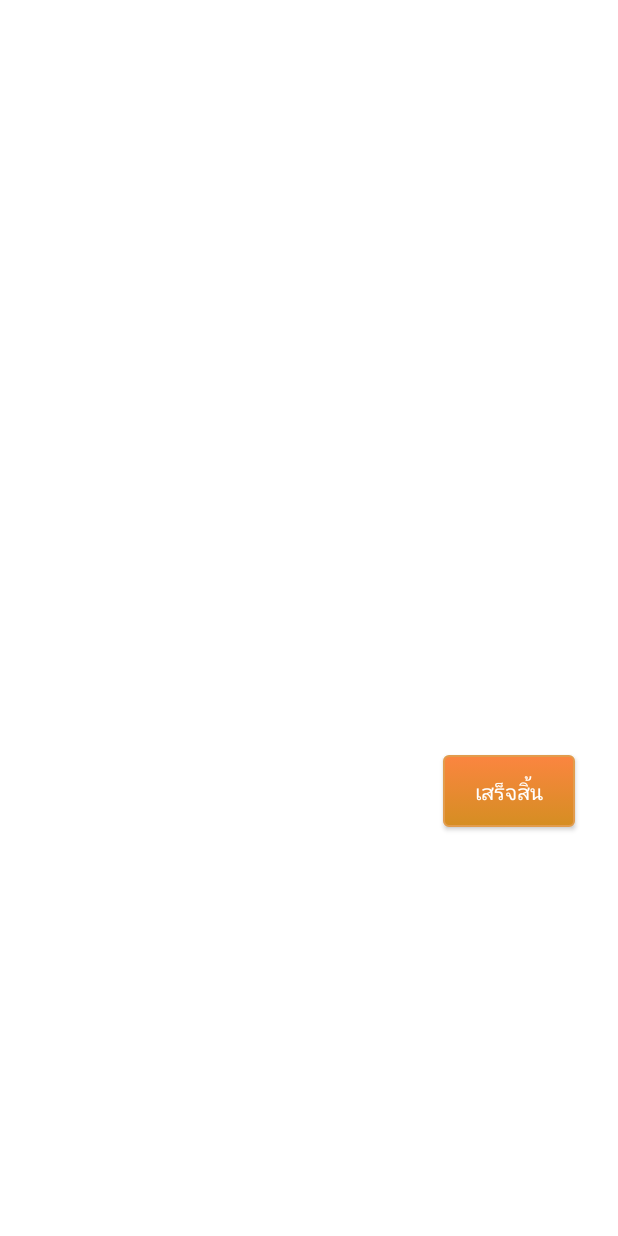
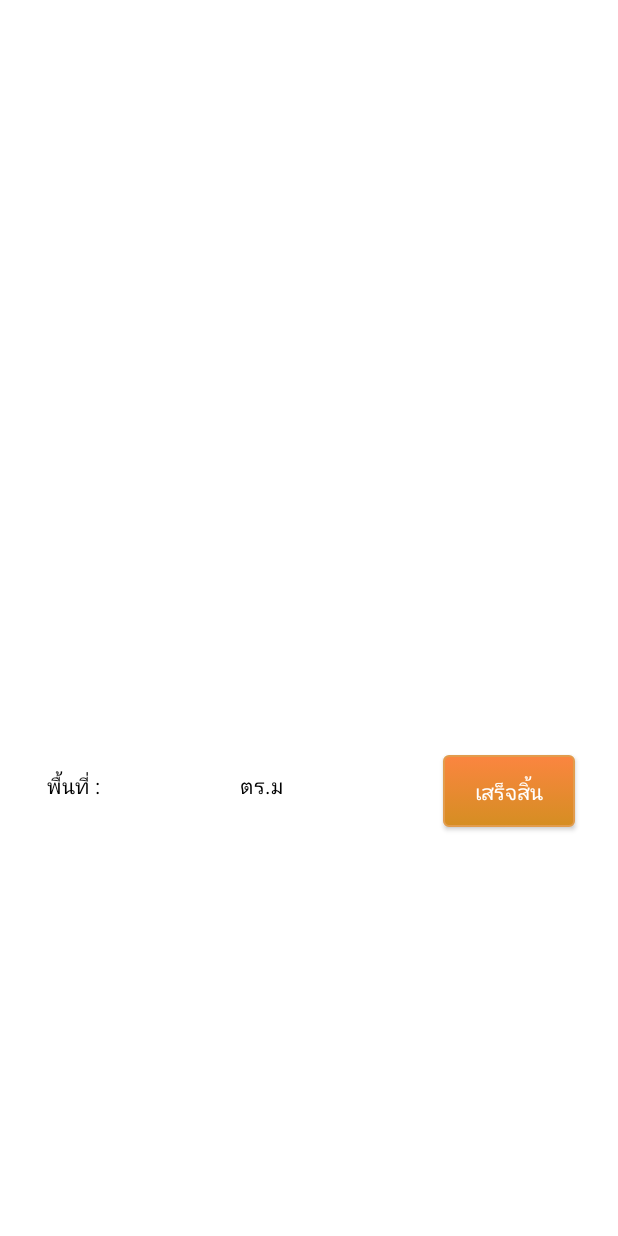
Before and after one commit to cwm003/InCube, an Android app: the MapsActivity screen opened directly, with no data from a screen before it, on a phone screen of 412 x 824 dp. Run offline under Robolectric (Android 15) with nearby library versions, the phone set to English and light mode, and no system bars; libraries missing offline, so code that uses them is left out: com.google.maps.android.

```diff
--- a/app/src/main/AndroidManifest.xml
+++ b/app/src/main/AndroidManifest.xml
@@ -39,7 +39,9 @@
             </intent-filter>
         </activity>
         <activity android:name=".MapsActivity" />
-        <activity android:name=".Programinput"></activity>
+        <activity android:name=".Programinput" />
+        <activity android:name=".Select_app" />
+        <activity android:name=".news_app"></activity>
     </application>
 
 </manifest>
--- a/app/src/main/java/com/cwm/incube/MapsActivity.java
+++ b/app/src/main/java/com/cwm/incube/MapsActivity.java
@@ -15,6 +15,7 @@ import android.support.v4.content.ContextCompat;
 import android.util.Log;
 import android.view.View;
 import android.widget.Button;
+import android.widget.TextView;
 
 import com.google.android.gms.maps.GoogleMap;
 import com.google.android.gms.maps.model.LatLng;
@@ -30,6 +31,9 @@ import com.google.android.gms.maps.model.PolylineOptions;
 import com.google.maps.android.SphericalUtil;
 
 
+import java.math.BigDecimal;
+import java.math.RoundingMode;
+import java.text.DecimalFormat;
 import java.util.ArrayList;
 import java.util.List;
 
@@ -38,11 +42,13 @@ import static com.cwm.incube.R.id.map;
 public class MapsActivity extends FragmentActivity implements OnMapReadyCallback {
 
     private GoogleMap mMap;
-    private double area;
+    private double area=0.0;
     List<LatLng> listLatLng = new ArrayList<>();
     List<Marker> listMarker = new ArrayList<>();
     Polyline polyline;
     Polygon polygon;
+    TextView areatext ;
+
 
     @Override
     protected void onCreate(Bundle savedInstanceState) {
@@ -59,6 +65,7 @@ public class MapsActivity extends FragmentActivity implements OnMapReadyCallback
                 startActivity(x);
             }
         });
+
     }
 
     @Override
@@ -127,6 +134,10 @@ public class MapsActivity extends FragmentActivity implements OnMapReadyCallback
                 if(listLatLng.get(0).equals(marker.getPosition())){
                     addPolygon();
                     computeArea();
+                    DecimalFormat df = new DecimalFormat("#.##");
+                    area = Double.valueOf(df.format(area));
+                    areatext  = (TextView)findViewById(R.id.textView5);
+                    areatext.setText(String.valueOf(area));
                     return false;
                 }else{
                     deleteMarker(marker);
--- a/app/src/main/res/layout/activity_maps.xml
+++ b/app/src/main/res/layout/activity_maps.xml
@@ -20,7 +20,9 @@
         app:layout_constraintLeft_toLeftOf="parent"
         android:layout_marginRight="8dp"
         app:layout_constraintRight_toRightOf="parent"
-        app:layout_constraintHorizontal_bias="0.538" />
+        app:layout_constraintHorizontal_bias="0.538"
+        android:layout_marginStart="8dp"
+        android:layout_marginEnd="8dp" />
 
     <Button
         android:id="@+id/button4"
@@ -31,7 +33,46 @@
         android:background="@drawable/borderbutton"
         app:layout_constraintRight_toRightOf="@+id/map"
         android:layout_marginTop="18dp"
-        app:layout_constraintTop_toBottomOf="@+id/map" />
+        app:layout_constraintTop_toBottomOf="@+id/map"
+        android:layout_marginEnd="2dp" />
+
+
+    <LinearLayout
+        android:layout_width="247dp"
+        android:layout_height="41dp"
+        android:layout_marginLeft="1dp"
+        android:layout_marginTop="5dp"
+        android:orientation="horizontal"
+        android:weightSum="1"
+        app:layout_constraintLeft_toLeftOf="@+id/map"
+        app:layout_constraintTop_toTopOf="@+id/button4">
+
+        <TextView
+            android:id="@+id/textView17"
+            android:layout_width="wrap_content"
+            android:layout_height="30dp"
+            android:textColor="#000000"
+            android:gravity="center_vertical"
+            android:text="พื้นที่ : " />
+
+        <TextView
+            android:id="@+id/textView5"
+            android:layout_width="90dp"
+            android:layout_height="28dp"
+            android:gravity="center_vertical"
+            android:text=""
+            android:textColor="#000000"
+            tools:layout_editor_absoluteX="149dp"
+            tools:layout_editor_absoluteY="328dp" />
+
+        <TextView
+            android:id="@+id/textView13"
+            android:layout_width="wrap_content"
+            android:layout_height="wrap_content"
+            android:layout_weight="1"
+            android:textColor="#000000"
+            android:text="ตร.ม" />
+    </LinearLayout>
 
 
 </android.support.constraint.ConstraintLayout>
--- a/build.gradle
+++ b/build.gradle
@@ -5,7 +5,7 @@ buildscript {
         jcenter()
     }
     dependencies {
-        classpath 'com.android.tools.build:gradle:2.3.3'
+        classpath 'com.android.tools.build:gradle:3.0.1'
         classpath 'com.google.gms:google-services:3.1.1'
         // NOTE: Do not place your application dependencies here; they belong
         // in the individual module build.gradle files
@@ -15,6 +15,7 @@ buildscript {
 allprojects {
     repositories {
         jcenter()
+        google()
         maven { url "https://maven.google.com" }
     }
 }
```
Also changed, not shown: app/build.gradle (+9 -4 lines), app/src/main/java/com/cwm/incube/Blog.java (added, +35 -0 lines), app/src/main/java/com/cwm/incube/Programinput.java (+13 -0 lines), app/src/main/java/com/cwm/incube/Select_app.java (added, +71 -0 lines), app/src/main/java/com/cwm/incube/news_app.java (added, +13 -0 lines), app/src/main/res/layout/activity_news_app.xml (added, +9 -0 lines), app/src/main/res/layout/activity_programinput.xml (+82 -78 lines), app/src/main/res/layout/activity_select_app.xml (added, +15 -0 lines), app/src/main/res/layout/blog_row.xml (added, +28 -0 lines), gradle/wrapper/gradle-wrapper.properties, 1 other file.
